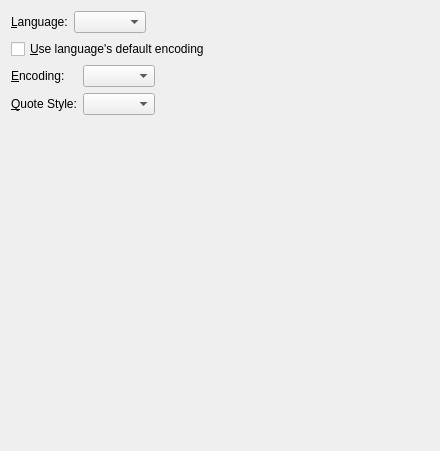
Before: the Qt Designer form src/frontends/qt4/ui/LanguageUi.ui in cburschka/lyx, drawn with Qt 5.
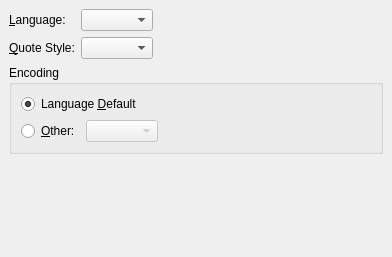
After: the same form once the commit is applied.

Commit message: another small layout tweak

Diff of the .ui file:
```diff
--- a/src/frontends/qt4/ui/LanguageUi.ui
+++ b/src/frontends/qt4/ui/LanguageUi.ui
@@ -8,8 +8,8 @@
    <rect>
     <x>0</x>
     <y>0</y>
-    <width>440</width>
-    <height>451</height>
+    <width>392</width>
+    <height>257</height>
    </rect>
   </property>
   <property name="windowTitle" >
@@ -17,67 +17,70 @@
   </property>
   <layout class="QGridLayout" >
    <property name="margin" >
-    <number>11</number>
+    <number>9</number>
    </property>
    <property name="spacing" >
     <number>6</number>
    </property>
-   <item row="0" column="0" colspan="2" >
-    <layout class="QHBoxLayout" >
-     <property name="margin" >
-      <number>0</number>
+   <item row="2" column="0" colspan="3" >
+    <widget class="QGroupBox" name="groupBox" >
+     <property name="title" >
+      <string>Encoding</string>
      </property>
-     <property name="spacing" >
-      <number>6</number>
+     <property name="flat" >
+      <bool>true</bool>
      </property>
-     <item>
-      <widget class="QLabel" name="languageL" >
-       <property name="text" >
-        <string>&amp;Language:</string>
-       </property>
-       <property name="buddy" >
-        <cstring>languageCO</cstring>
-       </property>
-      </widget>
-     </item>
-     <item>
-      <widget class="QComboBox" name="languageCO" >
-       <property name="sizePolicy" >
-        <sizepolicy>
-         <hsizetype>5</hsizetype>
-         <vsizetype>0</vsizetype>
-         <horstretch>0</horstretch>
-         <verstretch>0</verstretch>
-        </sizepolicy>
-       </property>
-      </widget>
-     </item>
-     <item>
-      <spacer>
-       <property name="orientation" >
-        <enum>Qt::Horizontal</enum>
-       </property>
-       <property name="sizeType" >
-        <enum>QSizePolicy::MinimumExpanding</enum>
-       </property>
-       <property name="sizeHint" >
-        <size>
-         <width>20</width>
-         <height>20</height>
-        </size>
-       </property>
-      </spacer>
-     </item>
-    </layout>
-   </item>
-   <item row="1" column="0" colspan="2" >
-    <widget class="QCheckBox" name="defaultencodingCB" >
-     <property name="text" >
-      <string>&amp;Use language's default encoding</string>
-     </property>
+     <layout class="QGridLayout" >
+      <property name="margin" >
+       <number>9</number>
+      </property>
+      <property name="spacing" >
+       <number>6</number>
+      </property>
+      <item row="0" column="2" >
+       <spacer>
+        <property name="orientation" >
+         <enum>Qt::Horizontal</enum>
+        </property>
+        <property name="sizeHint" >
+         <size>
+          <width>40</width>
+          <height>20</height>
+         </size>
+        </property>
+       </spacer>
+      </item>
+      <item row="1" column="1" >
+       <widget class="QComboBox" name="encodingCO" >
+        <property name="enabled" >
+         <bool>false</bool>
+        </property>
+        <property name="duplicatesEnabled" >
+         <bool>false</bool>
+        </property>
+       </widget>
+      </item>
+      <item row="1" column="0" >
+       <widget class="QRadioButton" name="otherencodingRB" >
+        <property name="text" >
+         <string>&amp;Other:</string>
+        </property>
+       </widget>
+      </item>
+      <item row="0" column="0" colspan="2" >
+       <widget class="QRadioButton" name="defaultencodingRB" >
+        <property name="text" >
+         <string>Language &amp;Default</string>
+        </property>
+        <property name="checked" >
+         <bool>true</bool>
+        </property>
+       </widget>
+      </item>
+     </layout>
     </widget>
    </item>
-   <item row="4" column="1" >
+   <item row="3" column="1" >
     <spacer>
      <property name="orientation" >
       <enum>Qt::Vertical</enum>
@@ -87,106 +90,39 @@
      </property>
      <property name="sizeHint" >
       <size>
-       <width>20</width>
-       <height>20</height>
+       <width>71</width>
+       <height>171</height>
       </size>
      </property>
     </spacer>
    </item>
-   <item row="3" column="1" >
-    <spacer>
-     <property name="orientation" >
-      <enum>Qt::Horizontal</enum>
+   <item row="0" column="1" >
+    <widget class="QComboBox" name="languageCO" />
+   </item>
+   <item row="1" column="1" >
+    <widget class="QComboBox" name="quoteStyleCO" />
+   </item>
+   <item row="1" column="0" >
+    <widget class="QLabel" name="typeL" >
+     <property name="text" >
+      <string>&amp;Quote Style:</string>
      </property>
-     <property name="sizeType" >
-      <enum>QSizePolicy::MinimumExpanding</enum>
+     <property name="buddy" >
+      <cstring>quoteStyleCO</cstring>
      </property>
-     <property name="sizeHint" >
-      <size>
-       <width>20</width>
-       <height>20</height>
-      </size>
-     </property>
-    </spacer>
+    </widget>
    </item>
-   <item rowspan="2" row="2" column="0" >
-    <layout class="QGridLayout" >
-     <property name="margin" >
-      <number>0</number>
+   <item row="0" column="0" >
+    <widget class="QLabel" name="languageL" >
+     <property name="text" >
+      <string>&amp;Language:</string>
      </property>
-     <property name="spacing" >
-      <number>6</number>
+     <property name="buddy" >
+      <cstring>languageCO</cstring>
      </property>
-     <item row="0" column="0" >
-      <layout class="QGridLayout" >
-       <property name="margin" >
-        <number>0</number>
-       </property>
-       <property name="spacing" >
-        <number>6</number>
-       </property>
-       <item row="0" column="0" >
-        <widget class="QLabel" name="encodingL" >
-         <property name="text" >
-          <string>&amp;Encoding:</string>
-         </property>
-         <property name="buddy" >
-          <cstring>encodingCO</cstring>
-         </property>
-        </widget>
-       </item>
-       <item row="1" column="0" >
-        <widget class="QLabel" name="typeL" >
-         <property name="text" >
-          <string>&amp;Quote Style:</string>
-         </property>
-         <property name="buddy" >
-          <cstring>quoteStyleCO</cstring>
-         </property>
-        </widget>
-       </item>
-      </layout>
-     </item>
-     <item row="0" column="1" >
-      <layout class="QGridLayout" >
-       <property name="margin" >
-        <number>0</number>
-       </property>
-       <property name="spacing" >
-        <number>6</number>
-       </property>
-       <item row="1" column="0" >
-        <widget class="QComboBox" name="quoteStyleCO" >
-         <property name="sizePolicy" >
-          <sizepolicy>
-           <hsizetype>5</hsizetype>
-           <vsizetype>0</vsizetype>
-           <horstretch>0</horstretch>
-           <verstretch>0</verstretch>
-          </sizepolicy>
-         </property>
-        </widget>
-       </item>
-       <item row="0" column="0" >
-        <widget class="QComboBox" name="encodingCO" >
-         <property name="sizePolicy" >
-          <sizepolicy>
-           <hsizetype>5</hsizetype>
-           <vsizetype>0</vsizetype>
-           <horstretch>0</horstretch>
-           <verstretch>0</verstretch>
-          </sizepolicy>
-         </property>
-         <property name="duplicatesEnabled" >
-          <bool>false</bool>
-         </property>
-        </widget>
-       </item>
-      </layout>
-     </item>
-    </layout>
+    </widget>
    </item>
-   <item row="2" column="1" >
+   <item row="0" column="2" >
     <spacer>
      <property name="orientation" >
       <enum>Qt::Horizontal</enum>
@@ -196,8 +132,8 @@
      </property>
      <property name="sizeHint" >
       <size>
-       <width>20</width>
-       <height>20</height>
+       <width>121</width>
+       <height>22</height>
       </size>
      </property>
     </spacer>
```
Left out of the diff: 34 changed lines with no effect on the pictures. The commit also changes 1 other file.
